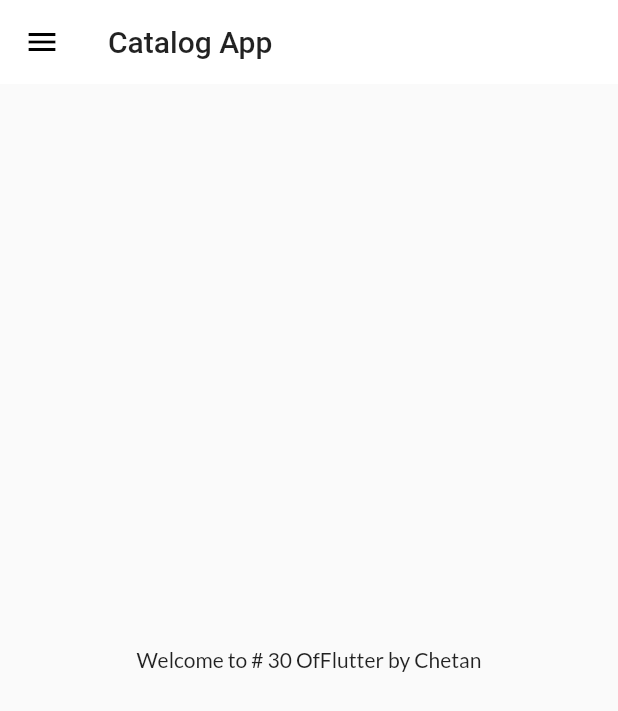
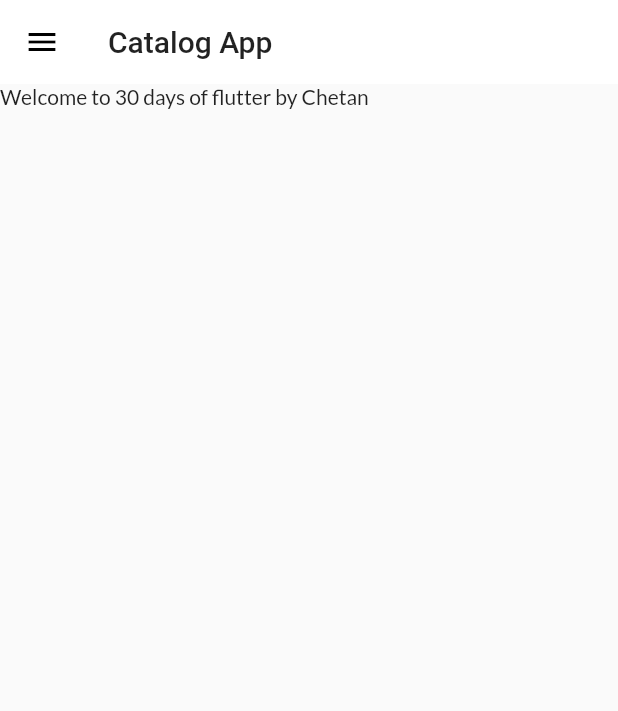
Before and after one commit to ShindeChetan/30DaysOfFlutter, a Flutter app: the screen it shows after launch, on a phone screen of 412 x 824 dp. Shown: the top 711 px of the screen. Run offline on Flutter 3.47's test engine with Material 2 defaults, Android fonts, the phone set to English and light mode, and no system bars; our stand-ins replace google_fonts.

Commit message:
Day11 completed

```diff
--- a/lib/main.dart
+++ b/lib/main.dart
@@ -3,7 +3,7 @@ import 'package:flutter_catalog/pages/home_page.dart';
 import 'package:flutter_catalog/pages/login_page.dart';
 import 'package:flutter_catalog/utils/routes.dart';
 import 'package:flutter_catalog/widgets/themes.dart';
-import 'package:google_fonts/google_fonts.dart';
+//import 'package:google_fonts/google_fonts.dart';
 
 void main() {
   runApp(MyApp());
--- a/lib/pages/home_page.dart
+++ b/lib/pages/home_page.dart
@@ -1,6 +1,7 @@
 import 'package:flutter/material.dart';
 import 'package:flutter_catalog/widgets/drawer.dart';
 
+//Day11 was about constraints and contexts
 class HomePage extends StatelessWidget {
   int days = 30;
   String name = "Chetan";
@@ -13,10 +14,8 @@ class HomePage extends StatelessWidget {
           "Catalog App",
         ),
       ),
-      body: Center(
-        child: Container(
-          child: Text("Welcome to # $days OfFlutter by $name"),
-        ),
+      body: Container(
+        child: Text("Welcome to $days days of flutter by $name"),
       ),
       drawer: MyDrawer(),
     );
```
